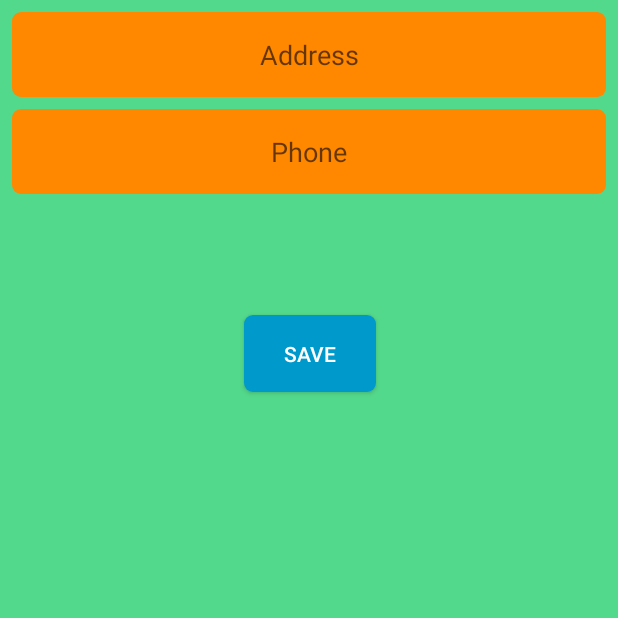
After one commit to acamarinkovic/ClientTest, an Android app: the fragment SettingsFragment shown on its own in the app's theme, on a phone screen of 412 x 824 dp, the top half of it. The commit adds this screen. Run offline under Robolectric (Android 15) with nearby library versions, the phone set to English and light mode, and no system bars; our stand-ins replace ButterKnife, EventBus; libraries missing offline, so code that uses them is left out: com.pixplicity.easyprefs.

Commit message:
added settings

```diff
--- a/app/src/main/java/org/universaal/nativeandroid/lightclient/MainActivity.java
+++ b/app/src/main/java/org/universaal/nativeandroid/lightclient/MainActivity.java
@@ -78,6 +78,7 @@ public class MainActivity extends AppCompatActivity {
         setContentView(R.layout.activity_main);
         ButterKnife.bind(this);
         String images = Prefs.getString(Constants.AVATAR, null);
+        chooseDisability.setVisibility(View.GONE);
         personalName.setText(Prefs.getString(Constants.FIRST_NAME, ""));
         if (images != null) {
             addImage.setVisibility(View.GONE);
@@ -87,13 +88,15 @@ public class MainActivity extends AppCompatActivity {
         }
         fragmentOrganizer = new FragmentOrganizer(getSupportFragmentManager(), SimulatorFragment.class);
         ArrayList<Class> fragments = new ArrayList<>();
+        fragments.add(SettingsFragment.class);
+        fragments.add(SimulatorFragment.class);
         fragmentOrganizer.setUpContainer(R.id.fragment_holder, fragments);
         inic();
 
         multipleActions.setOnFloatingActionsMenuUpdateListener(new FloatingActionsMenu.OnFloatingActionsMenuUpdateListener() {
             @Override
             public void onMenuExpanded() {
-                chooseDisability.setVisibility(View.VISIBLE);
+
                 settingsIcon.setVisibility(View.VISIBLE);
                 simulatorIcon.setVisibility(View.VISIBLE);
             }
@@ -267,6 +270,7 @@ public class MainActivity extends AppCompatActivity {
 
     @OnClick(R.id.settings_icon)
     public void onSettingsIconClicked() {
+        EventBus.getDefault().post(new FragmentEvent(SettingsFragment.class));
     }
 
     @OnClick(R.id.simulator_icon)
--- /dev/null
+++ b/app/src/main/java/org/universaal/nativeandroid/lightclient/SettingsFragment.java
@@ -0,0 +1,58 @@
+package org.universaal.nativeandroid.lightclient;
+
+import android.os.Bundle;
+import android.support.annotation.Nullable;
+import android.view.LayoutInflater;
+import android.view.View;
+import android.view.ViewGroup;
+import android.widget.EditText;
+
+import com.google.gson.Gson;
+import com.pixplicity.easyprefs.library.Prefs;
+
+import org.universaal.nativeandroid.lightclient.organizer.BaseFragment;
+
+import butterknife.BindView;
+import butterknife.ButterKnife;
+import butterknife.OnClick;
+import butterknife.Unbinder;
+
+public class SettingsFragment extends BaseFragment {
+
+    Unbinder unbinder;
+    @BindView(R.id.address_text)
+    EditText addressText;
+    @BindView(R.id.phone_text)
+    EditText phoneText;
+
+
+    @Nullable
+    @Override
+    public View onCreateView(LayoutInflater inflater, @Nullable ViewGroup container, @Nullable Bundle savedInstanceState) {
+        super.onCreate(savedInstanceState);
+        View view = inflater.inflate(R.layout.settings_fragment, container, false);
+        unbinder = ButterKnife.bind(this, view);
+        return view;
+    }
+
+    @Override
+    public void onDestroyView() {
+        super.onDestroyView();
+        unbinder.unbind();
+    }
+
+
+    public void postMessage(String type, String message) {
+        User user = new User(type, message);
+        Gson gson = new Gson();
+        String json = gson.toJson(user, User.class);
+        ((MainActivity) getActivity()).sendData(json);
+
+    }
+
+    @OnClick(R.id.save)
+    public void onViewClicked() {
+        Prefs.putString(Constants.ADDRESS, addressText.getText().toString());
+        Prefs.putString(Constants.PHONE, phoneText.getText().toString());
+    }
+}
--- /dev/null
+++ b/app/src/main/res/layout/settings_fragment.xml
@@ -0,0 +1,67 @@
+<?xml version="1.0" encoding="utf-8"?>
+<android.support.constraint.ConstraintLayout xmlns:android="http://schemas.android.com/apk/res/android"
+    xmlns:app="http://schemas.android.com/apk/res-auto"
+    xmlns:tools="http://schemas.android.com/tools"
+    android:layout_width="match_parent"
+    android:layout_height="match_parent"
+    android:background="@color/main_green_color"
+    android:orientation="vertical">
+
+
+    <EditText
+        android:id="@+id/address_text"
+        android:layout_width="0dp"
+        android:layout_height="wrap_content"
+        android:layout_marginLeft="8dp"
+        android:layout_marginRight="8dp"
+        android:layout_marginTop="8dp"
+        android:background="@drawable/text_view"
+        android:gravity="start"
+        android:hint="@string/address"
+        android:inputType="textPersonName"
+        android:padding="@dimen/padding_16"
+        android:textAlignment="center"
+        android:textColor="@color/white"
+        app:layout_constraintHorizontal_bias="0.0"
+        app:layout_constraintLeft_toLeftOf="parent"
+        app:layout_constraintRight_toRightOf="parent"
+        app:layout_constraintTop_toTopOf="parent" />
+
+    <EditText
+        android:id="@+id/phone_text"
+        android:layout_width="0dp"
+        android:layout_height="wrap_content"
+        android:layout_marginLeft="8dp"
+        android:layout_marginRight="8dp"
+        android:background="@drawable/text_view"
+        android:gravity="start"
+        android:hint="@string/phone"
+        android:inputType="phone"
+        android:padding="@dimen/padding_16"
+        android:textAlignment="center"
+        android:textColor="@color/white"
+        app:layout_constraintHorizontal_bias="0.0"
+        app:layout_constraintLeft_toLeftOf="parent"
+        app:layout_constraintRight_toRightOf="parent"
+        android:layout_marginTop="8dp"
+        app:layout_constraintTop_toBottomOf="@+id/address_text" />
+
+    <Button
+        android:id="@+id/save"
+        android:layout_width="wrap_content"
+        android:layout_height="wrap_content"
+        android:layout_marginLeft="8dp"
+        android:layout_marginRight="8dp"
+        android:layout_marginTop="8dp"
+        android:background="@drawable/rounded_rectangle_no_board"
+        android:padding="@dimen/padding_16"
+        android:text="@string/save"
+        android:textColor="@android:color/white"
+        app:layout_constraintHorizontal_bias="0.502"
+        app:layout_constraintLeft_toLeftOf="parent"
+        app:layout_constraintRight_toRightOf="parent"
+        app:layout_constraintTop_toBottomOf="@+id/phone_text"
+        app:layout_constraintBottom_toBottomOf="parent"
+        android:layout_marginBottom="8dp"
+        app:layout_constraintVertical_bias="0.116" />
+</android.support.constraint.ConstraintLayout>
--- a/app/src/main/res/values/strings.xml
+++ b/app/src/main/res/values/strings.xml
@@ -12,4 +12,8 @@
     <string name="send_pressure">send pressure</string>
     <string name="send_a_message">Send a message</string>
     <string name="message">Message</string>
+    <string name="address">Address</string>
+    <string name="telephone">Telephone</string>
+    <string name="phone">Phone</string>
+    <string name="save">Save</string>
 </resources>
```
Also changed, not shown: app/src/main/java/org/universaal/nativeandroid/lightclient/Constants.java (+1 -10 lines), app/src/main/java/org/universaal/nativeandroid/lightclient/User.java (+6 -1 lines), app/src/main/res/layout/simulator_fragment.xml (+7 -3 lines).
